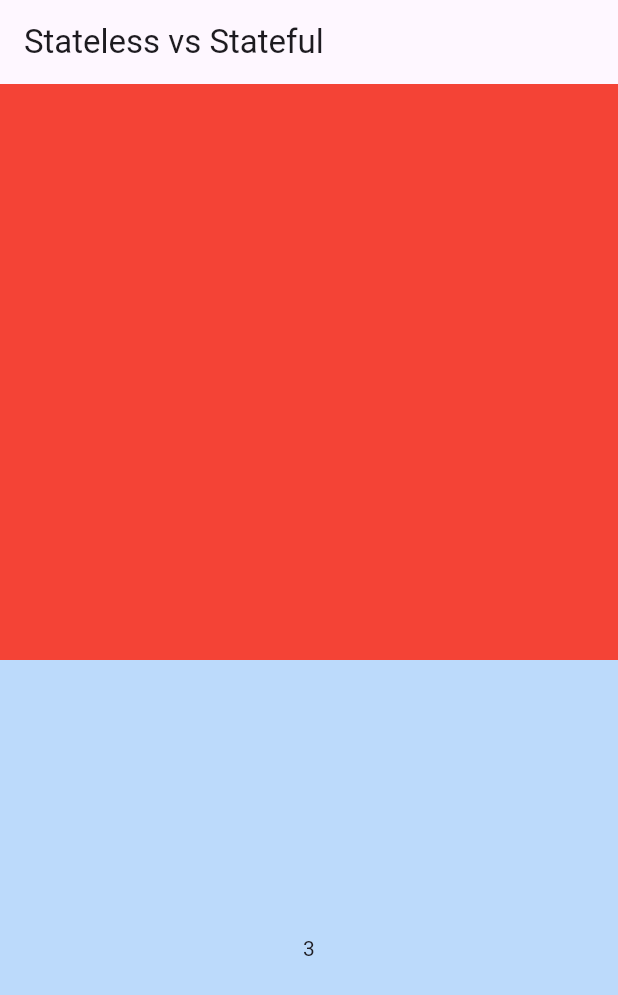
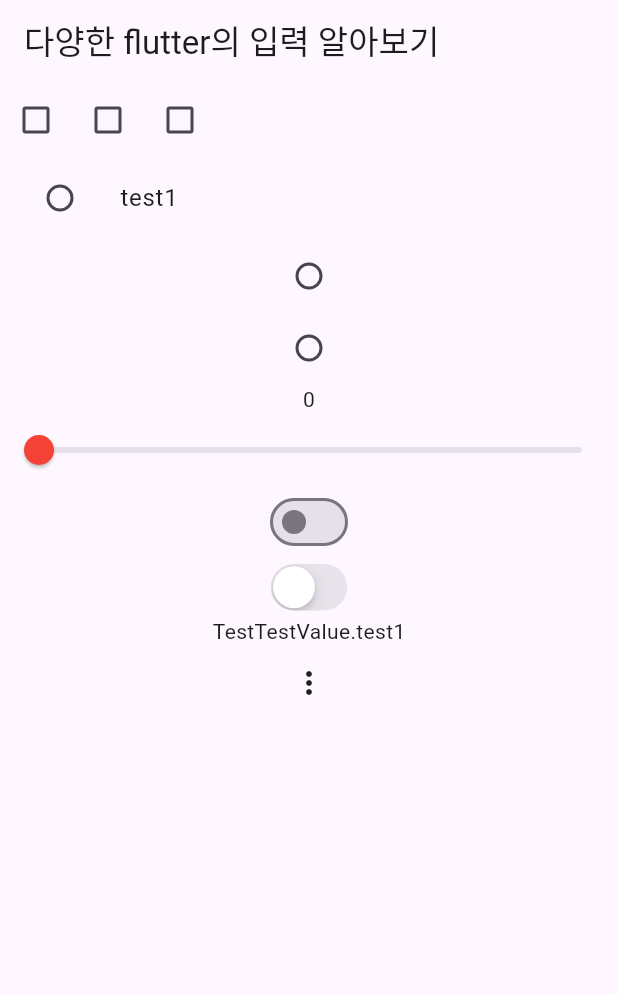
Before and after one commit to blcklamb/flutter-example, a Flutter app: the screen it shows after launch, on a phone screen of 412 x 824 dp. Shown: the top 995 px of the screen. Run offline on Flutter 3.47's test engine with Material 3 defaults, Android fonts, the phone set to English and light mode, and no system bars; project files that could hold a hidden picture were left out.

Commit message:
✨ 2-5-1 gesture

```diff
--- /dev/null
+++ b/part2_basic/lib/08_gesture.dart
@@ -0,0 +1,194 @@
+import 'package:flutter/cupertino.dart';
+import 'package:flutter/material.dart';
+
+void main08() {
+  runApp(MaterialApp(
+    home: SafeArea(
+        child: Scaffold(
+      appBar: AppBar(
+        title: Text('다양한 flutter의 입력 알아보기'),
+      ),
+      body: Body(),
+    )),
+  ));
+}
+
+class Body extends StatelessWidget {
+  const Body({super.key});
+
+  @override
+  Widget build(BuildContext context) {
+    return Column(children: [
+      TestCheckBox(),
+      TestRadioButton(),
+      TestSlider(),
+      TestSwitch(),
+      TestPopupMenu()
+    ]);
+  }
+}
+
+class TestCheckBox extends StatefulWidget {
+  const TestCheckBox({super.key});
+
+  @override
+  State<TestCheckBox> createState() => _TestCheckBoxState();
+}
+
+class _TestCheckBoxState extends State<TestCheckBox> {
+  late List<bool> values;
+
+  @override
+  void initState() {
+    super.initState();
+    values = [false, false, false];
+  }
+
+  @override
+  Widget build(BuildContext context) {
+    return Row(
+      children: [
+        Checkbox(
+            value: values[0],
+            onChanged: (value) => changeValue(0, value ?? false)),
+        Checkbox(
+            value: values[1],
+            onChanged: (value) => changeValue(1, value ?? false)),
+        Checkbox(
+            value: values[2],
+            onChanged: (value) => changeValue(2, value ?? false))
+      ],
+    );
+  }
+
+  void changeValue(int index, bool value) {
+    setState(() {
+      values[index] = value;
+    });
+  }
+}
+
+class TestRadioButton extends StatefulWidget {
+  const TestRadioButton({super.key});
+
+  @override
+  State<TestRadioButton> createState() => _TestRadioButtonState();
+}
+
+enum TestTestValue { test1, test2, test3 }
+
+class _TestRadioButtonState extends State<TestRadioButton> {
+  TestTestValue? selectValue;
+
+  @override
+  Widget build(BuildContext context) {
+    return Column(children: [
+      ListTile(
+        leading: Radio<TestTestValue>(
+          value: TestTestValue.test1,
+          groupValue: selectValue,
+          onChanged: (value) => setState(() => selectValue = value),
+        ),
+        title: Text(TestTestValue.test1.name),
+        onTap: () => setState(() {
+          selectValue = TestTestValue.test1;
+        }),
+      ),
+      Radio<TestTestValue>(
+        value: TestTestValue.test2,
+        groupValue: selectValue,
+        onChanged: (value) => setState(() => selectValue = value),
+      ),
+      Radio<TestTestValue>(
+        value: TestTestValue.test3,
+        groupValue: selectValue,
+        onChanged: (value) => setState(() => selectValue = value),
+      ),
+    ]);
+  }
+}
+
+class TestSlider extends StatefulWidget {
+  const TestSlider({super.key});
+
+  @override
+  State<TestSlider> createState() => _TestSliderState();
+}
+
+class _TestSliderState extends State<TestSlider> {
+  double value = 0;
+
+  @override
+  Widget build(BuildContext context) {
+    return Column(
+      children: [
+        Text('${value.round()}'),
+        Slider(
+          value: value,
+          onChanged: (newValue) {
+            setState(() {
+              value = newValue;
+            });
+          },
+          divisions: 100,
+          max: 100,
+          min: 0,
+          label: value.round().toString(),
+          activeColor: Colors.red,
+        ),
+      ],
+    );
+  }
+}
+
+class TestSwitch extends StatefulWidget {
+  const TestSwitch({super.key});
+
+  @override
+  State<TestSwitch> createState() => _TestSwitchState();
+}
+
+class _TestSwitchState extends State<TestSwitch> {
+  bool value = false;
+  @override
+  Widget build(BuildContext context) {
+    return Column(
+      children: [
+        Switch(
+            value: value,
+            onChanged: (newValue) => setState(() => value = newValue)),
+        CupertinoSwitch(
+            value: value,
+            onChanged: (newValue) => setState(() => value = newValue))
+      ],
+    );
+  }
+}
+
+class TestPopupMenu extends StatefulWidget {
+  const TestPopupMenu({super.key});
+
+  @override
+  State<TestPopupMenu> createState() => _TestPopupMenuState();
+}
+
+class _TestPopupMenuState extends State<TestPopupMenu> {
+  TestTestValue selectValue = TestTestValue.test1;
+  @override
+  Widget build(BuildContext context) {
+    return Column(
+      children: [
+        Text('$selectValue'),
+        PopupMenuButton(
+          itemBuilder: (context) {
+            return TestTestValue.values
+                .map((value) =>
+                    PopupMenuItem(value: value, child: Text(value.name)))
+                .toList();
+          },
+          onSelected: (newValue) => setState(() => selectValue = newValue),
+        ),
+      ],
+    );
+  }
+}
--- a/part2_basic/lib/main.dart
+++ b/part2_basic/lib/main.dart
@@ -1,5 +1,5 @@
-import 'package:flutter_application_1/07_stateful.dart';
+import 'package:flutter_application_1/08_gesture.dart';
 
 void main() {
-  main07();
+  main08();
 }
```
